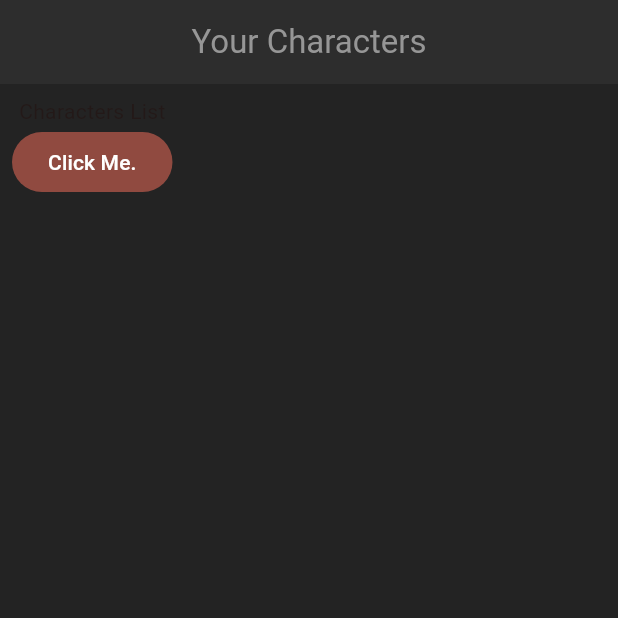
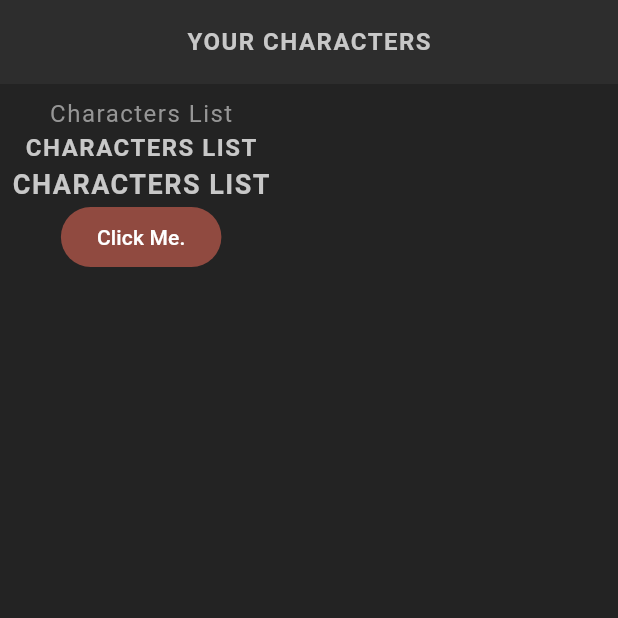
Before and after one commit to Hash001001/flutter_rpg, a Flutter app: the screen it shows after launch, on a phone screen of 412 x 824 dp, the top half of it. Run offline on Flutter 3.47's test engine with Material 3 defaults, Android fonts, the phone set to English and light mode, and no system bars; our stand-ins replace google_fonts; Roboto replaces fonts that are missing (Kanit).

Commit message:
- implemented custom styled text - added custom google fonts

```diff
--- a/lib/main.dart
+++ b/lib/main.dart
@@ -1,6 +1,6 @@
 import 'package:flutter/material.dart';
 import 'package:flutter_learning_projects/screens/home/home.dart';
-import 'package:flutter_learning_projects/screens/theme.dart';
+import 'package:flutter_learning_projects/theme.dart';
 
 void main() {
   runApp(MaterialApp(
--- a/lib/screens/home/home.dart
+++ b/lib/screens/home/home.dart
@@ -1,4 +1,5 @@
 import 'package:flutter/material.dart';
+import 'package:flutter_learning_projects/shared/text_style.dart';
 
 class Home extends StatefulWidget {
   const Home({super.key});
@@ -11,13 +12,17 @@
   @override
   Widget build(BuildContext context) {
     return Scaffold(
-      appBar: AppBar(title: Text("Your Characters"), centerTitle: true),
+      appBar: AppBar(title: TitleText(text: "Your Characters"), centerTitle: true),
       body: Container(
         padding: EdgeInsets.all(8),
         child: Column(
           children: [
-            Text("Characters List"),
+            StyledText(text: "Characters List"),
+            TitleText(text:
+            "Characters List",
 
+            ),
+            HeadlineText(text: "Characters List"),
             FilledButton(onPressed: () {}, child: Text("Click Me.")),
           ],
         ),
--- /dev/null
+++ b/lib/shared/text_style.dart
@@ -0,0 +1,47 @@
+
+import 'package:flutter/material.dart';
+import 'package:google_fonts/google_fonts.dart';
+
+
+
+class StyledText extends StatelessWidget {
+
+  const StyledText({required this.text, super.key});
+
+  final String text;
+
+  @override
+  Widget build(BuildContext context) {
+    return Text(text, style: GoogleFonts.kanit(
+      textStyle: Theme.of(context).textTheme.bodyMedium
+    ),);
+  }
+}
+
+class HeadlineText extends StatelessWidget {
+
+  const HeadlineText({required this.text, super.key});
+
+  final String text;
+
+  @override
+  Widget build(BuildContext context) {
+    return Text(text.toUpperCase(), style: GoogleFonts.kanit(
+      textStyle: Theme.of(context).textTheme.headlineMedium
+    ),);
+  }
+}
+
+class TitleText extends StatelessWidget {
+
+  const TitleText({required this.text, super.key});
+
+  final String text;
+
+  @override
+  Widget build(BuildContext context) {
+    return Text(text.toUpperCase(), style: GoogleFonts.kanit(
+      textStyle: Theme.of(context).textTheme.titleMedium
+    ),);
+  }
+}
--- a/pubspec.yaml
+++ b/pubspec.yaml
@@ -34,6 +34,7 @@
   # The following adds the Cupertino Icons font to your application.
   # Use with the CupertinoIcons class for iOS style icons.
   cupertino_icons: ^1.0.8
+  google_fonts: ^8.0.1
 
 dev_dependencies:
   flutter_test:
```
Also changed, not shown: lib/theme.dart (renamed from lib/screens/theme.dart, +26 -0 lines), pubspec.lock.
